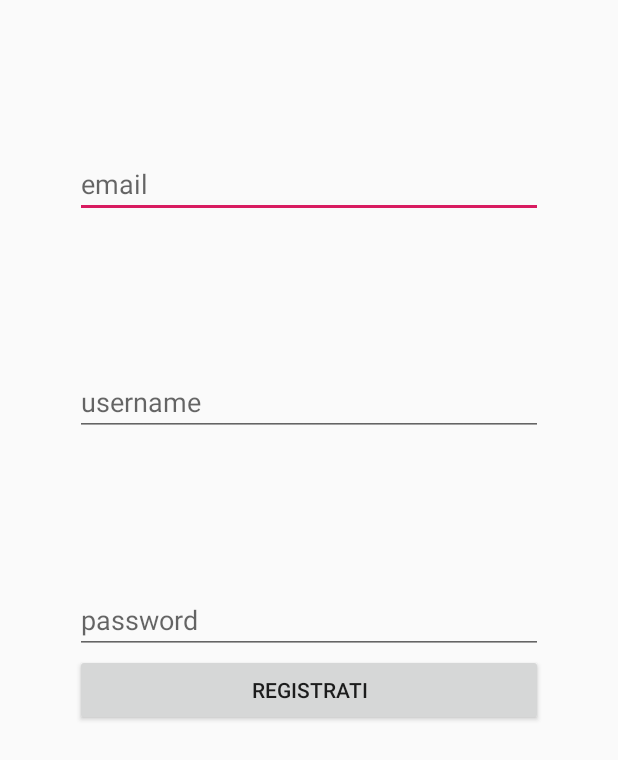
After one commit to nicowsla/ArkanoidApp, an Android app: the layout activity_sign_in.xml on its own in the app's theme, with its tools: preview values and no code run, on a phone screen of 412 x 824 dp. The commit adds this screen. Shown: the top 760 px of the screen. Run offline under Robolectric (Android 15) with nearby library versions, the phone set to English and light mode, and no system bars.

Commit message:
Registrazione
implementazione acrtivity SignIn che serve per la registrazione

```diff
--- a/app/build.gradle
+++ b/app/build.gradle
@@ -21,10 +21,14 @@ android {
 }
 
 dependencies {
+    implementation platform('com.google.firebase:firebase-bom:26.2.0')
     implementation fileTree(dir: 'libs', include: ['*.jar'])
     implementation 'com.android.support:appcompat-v7:28.0.0'
     implementation 'com.android.support.constraint:constraint-layout:1.1.3'
     implementation 'com.google.firebase:firebase-auth:20.0.1'
+    implementation 'androidx.appcompat:appcompat:1.2.0'
+    implementation 'androidx.constraintlayout:constraintlayout:2.0.4'
+    implementation 'com.google.firebase:firebase-database:19.6.0'
     testImplementation 'junit:junit:4.12'
     androidTestImplementation 'com.android.support.test:runner:1.0.2'
     androidTestImplementation 'com.android.support.test.espresso:espresso-core:3.0.2'
--- a/app/src/main/AndroidManifest.xml
+++ b/app/src/main/AndroidManifest.xml
@@ -9,6 +9,7 @@
         android:roundIcon="@drawable/redball"
         android:supportsRtl="true"
         android:theme="@style/AppTheme">
+        <activity android:name=".SignInActivity"></activity>
         <activity android:name=".LoginActivity">
             <intent-filter>
                 <action android:name="android.intent.action.MAIN" />
@@ -16,9 +17,7 @@
                 <category android:name="android.intent.category.LAUNCHER" />
             </intent-filter>
         </activity>
-        <activity android:name=".MainActivity">
-
-        </activity>
+        <activity android:name=".MainActivity"></activity>
     </application>
 
 </manifest>
--- /dev/null
+++ b/app/src/main/res/layout/activity_sign_in.xml
@@ -0,0 +1,48 @@
+<?xml version="1.0" encoding="utf-8"?>
+<LinearLayout xmlns:android="http://schemas.android.com/apk/res/android"
+    xmlns:app="http://schemas.android.com/apk/res-auto"
+    xmlns:tools="http://schemas.android.com/tools"
+    android:layout_width="match_parent"
+    android:layout_height="match_parent"
+    tools:context=".SignInActivity"
+    android:orientation="vertical">
+
+    <EditText
+        android:id="@+id/signin_email"
+        android:hint="email"
+        android:layout_width="match_parent"
+        android:layout_height="wrap_content"
+        android:layout_marginLeft="50dp"
+        android:layout_marginRight="50dp"
+        android:layout_marginTop="100dp"/>
+
+    <EditText
+        android:id="@+id/signin_username"
+        android:hint="username"
+        android:layout_width="match_parent"
+        android:layout_height="wrap_content"
+        android:layout_marginLeft="50dp"
+        android:layout_marginRight="50dp"
+        android:layout_marginTop="100dp"/>
+
+    <EditText
+        android:id="@+id/signin_psw"
+        android:hint="password"
+        android:layout_width="match_parent"
+        android:layout_height="wrap_content"
+        android:layout_marginLeft="50dp"
+        android:layout_marginRight="50dp"
+        android:layout_marginTop="100dp"/>
+
+
+    <Button
+        android:id="@+id/signin_confirm"
+        android:layout_width="match_parent"
+        android:layout_height="wrap_content"
+        android:layout_marginLeft="50dp"
+        android:layout_marginRight="50dp"
+        android:text="Registrati"
+        android:onClick="createAccount"/>
+
+
+</LinearLayout>
```
Also changed, not shown: app/src/main/java/com/example/android/arkanoid/LoginActivity.java (+13 -3 lines), app/src/main/java/com/example/android/arkanoid/SignInActivity.java (added, +115 -0 lines), app/src/main/java/com/example/android/arkanoid/User.java (added, +28 -0 lines), app/src/main/res/layout/activity_login.xml (+9 -0 lines), 1 other file.
